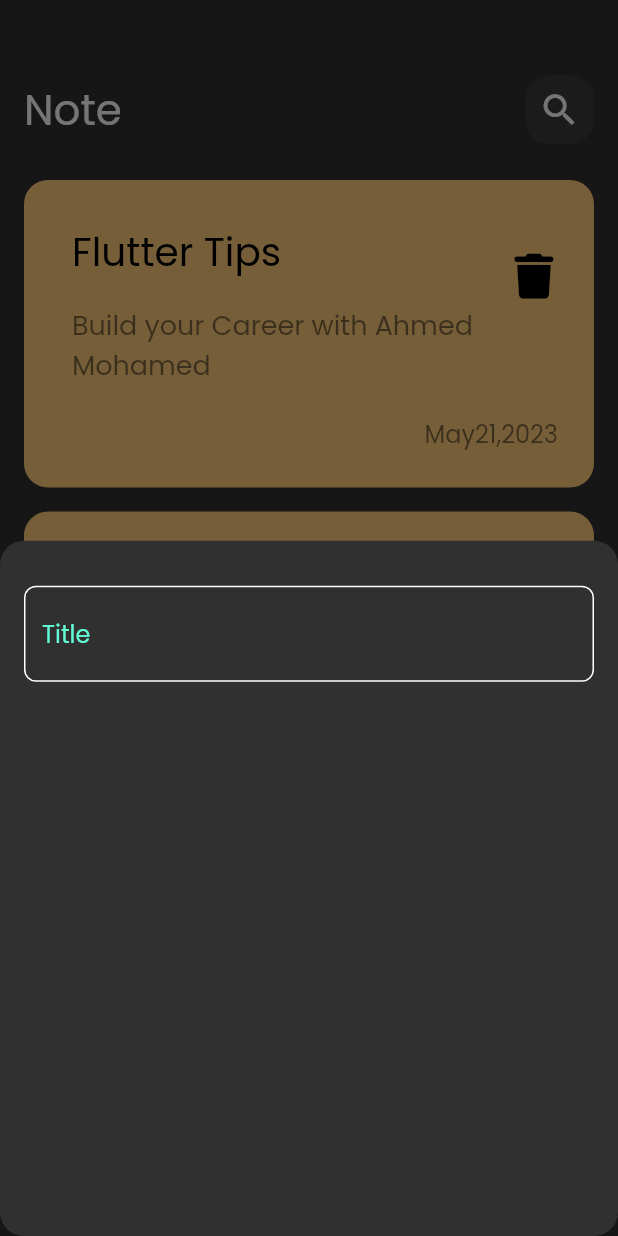
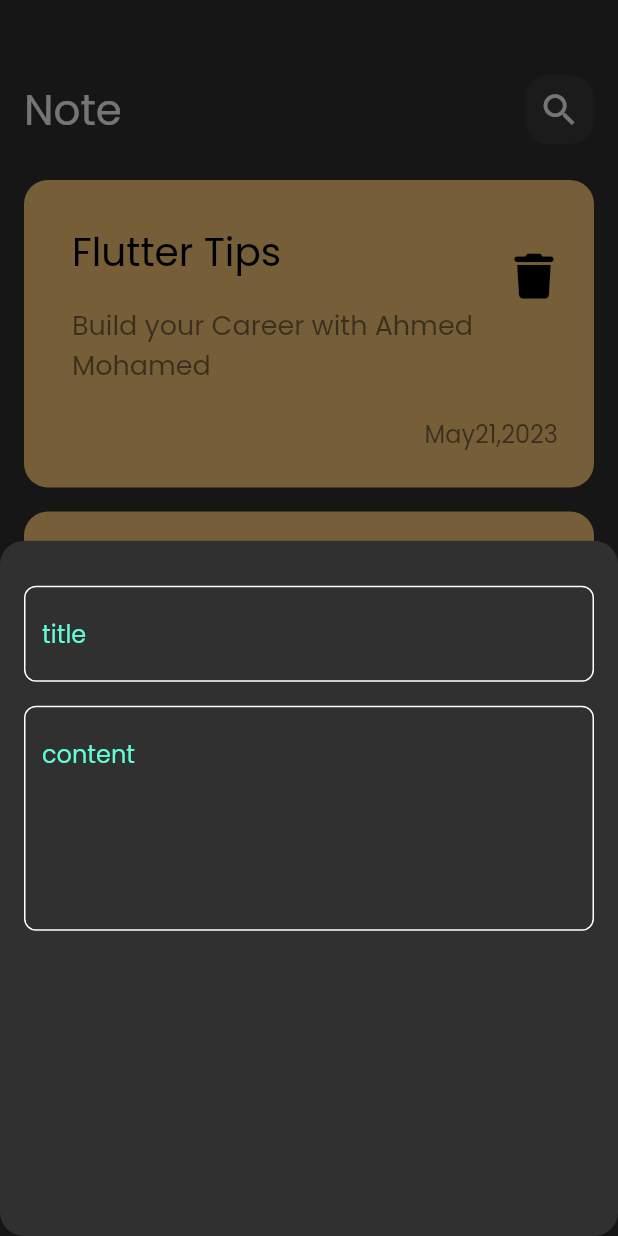
Before and after one commit to AhmedAlbay/Note_App, a Flutter app: the screen it shows after launch, after a tap on the "add" icon, on a phone screen of 412 x 824 dp. Run offline on Flutter 3.47's test engine with Material 2 defaults, Android fonts, the phone set to English and light mode, and no system bars; our stand-ins replace font_awesome_flutter.

Commit message:
Add Field to Bottom Sheet

```diff
--- a/lib/widgets/add_note_bottom_sheet.dart
+++ b/lib/widgets/add_note_bottom_sheet.dart
@@ -13,7 +13,16 @@ class AddNoteBottomSheet extends StatelessWidget {
           SizedBox(
             height: 30,
           ),
-          CustomTextField()
+          CustomTextField(
+            hint: 'title',
+          ),
+          SizedBox(
+            height: 16,
+          ),
+          CustomTextField(
+            hint: 'content',
+            maxlines: 5,
+          )
         ],
       ),
     );
--- a/lib/widgets/custom_text_fied.dart
+++ b/lib/widgets/custom_text_fied.dart
@@ -2,14 +2,16 @@ import 'package:flutter/material.dart';
 import 'package:note_app/const.dart';
 
 class CustomTextField extends StatelessWidget {
-  const CustomTextField({super.key});
-
+  const CustomTextField({super.key, required this.hint, this.maxlines = 1});
+  final String hint;
+  final int maxlines;
   @override
   Widget build(BuildContext context) {
     return TextField(
       cursorColor: KPrimaryColor,
+      maxLines: maxlines,
       decoration: InputDecoration(
-        hintText: 'Title',
+        hintText: hint,
         hintStyle: const TextStyle(color: KPrimaryColor),
         border: BuildBorder(),
         enabledBorder: BuildBorder(),
```
